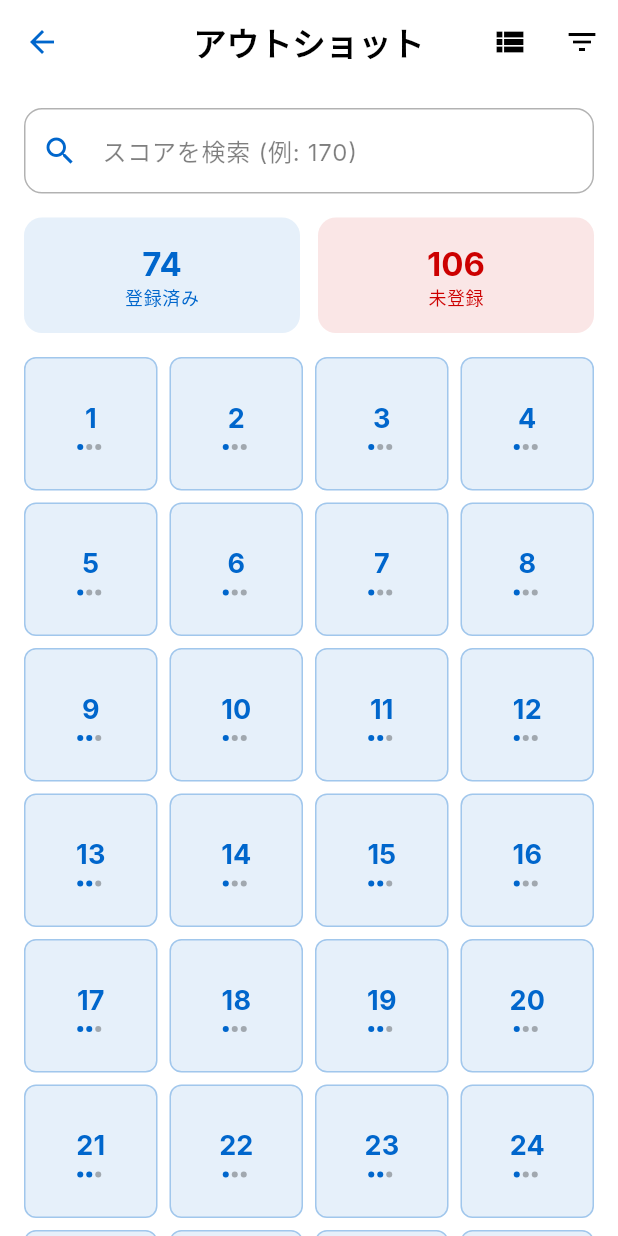
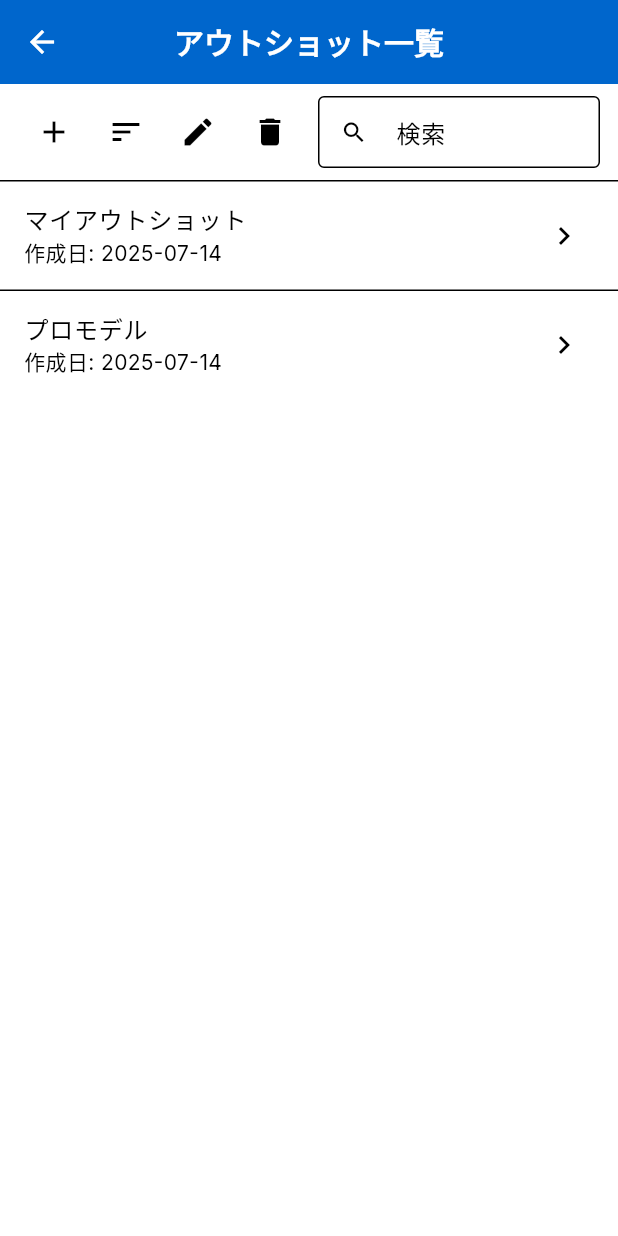
Before and after one commit to ken-ty/darts, a Flutter app: the screen it shows after launch, after a tap on "アウトショット", on a phone screen of 412 x 824 dp. Run offline on Flutter 3.47's test engine with Material 3 defaults, Android fonts, the phone set to English and light mode, and no system bars; our stand-ins replace fl_chart, google_fonts, hooks_riverpod, package_info_plus, shared_preferences; accounts and stored records are empty.

Commit message:
feat: アウトショット一覧を表示

```diff
--- /dev/null
+++ b/lib/models/outshot_set.dart
@@ -0,0 +1,31 @@
+import 'finish_combination.dart';
+
+class OutshotSet {
+  final String id;
+  final String name;
+  final List<FinishCombination> combinations;
+  final DateTime createdAt;
+
+  OutshotSet({
+    required this.id,
+    required this.name,
+    required this.combinations,
+    required this.createdAt,
+  });
+
+  Map<String, dynamic> toJson() => {
+    'id': id,
+    'name': name,
+    'combinations': combinations.map((c) => c.toJson()).toList(),
+    'createdAt': createdAt.toIso8601String(),
+  };
+
+  factory OutshotSet.fromJson(Map<String, dynamic> json) => OutshotSet(
+    id: json['id'],
+    name: json['name'],
+    combinations: (json['combinations'] as List)
+        .map((e) => FinishCombination.fromJson(e))
+        .toList(),
+    createdAt: DateTime.parse(json['createdAt']),
+  );
+}
--- a/lib/pages/home_page.dart
+++ b/lib/pages/home_page.dart
@@ -1,7 +1,7 @@
 import 'package:flutter/material.dart';
 import 'package:outshotx/services/user_service.dart';
 
-import 'outshot_page.dart';
+import 'outshot_list_page.dart';
 import 'practice_page.dart';
 import 'settings_page.dart';
 import 'statistics_page.dart';
@@ -214,17 +214,12 @@ class _DartsHomePageState extends State<DartsHomePage>
                           icon: Icons.grid_on,
                           color: Theme.of(context).colorScheme.primary,
                           onTap: () {
-                            if (currentUser != null) {
-                              Navigator.push(
-                                context,
-                                MaterialPageRoute(
-                                  builder: (context) =>
-                                      OutshotPage(user: currentUser),
-                                ),
-                              );
-                            } else {
-                              _showSelectUserDialog(context);
-                            }
+                            Navigator.push(
+                              context,
+                              MaterialPageRoute(
+                                builder: (context) => const OutshotListPage(),
+                              ),
+                            );
                           },
                         ),
                         _buildActionCard(
--- /dev/null
+++ b/lib/pages/outshot_list_page.dart
@@ -0,0 +1,130 @@
+import 'package:flutter/material.dart';
+
+import '../models/finish_combination.dart';
+import '../models/outshot_set.dart';
+import 'outshot_detail_page.dart'; // 後で作成
+
+class OutshotListPage extends StatelessWidget {
+  const OutshotListPage({super.key});
+
+  // 仮データ
+  List<OutshotSet> get dummySets => [
+    OutshotSet(
+      id: '1',
+      name: 'マイアウトショット',
+      combinations: List.generate(
+        180,
+        (i) => FinishCombination(
+          score: i + 1,
+          dartsNeeded: 3,
+          combination: ['T20', 'T20', 'D20'],
+          description: '例: 3本でフィニッシュ',
+        ),
+      ),
+      createdAt: DateTime.now(),
+    ),
+    OutshotSet(
+      id: '2',
+      name: 'プロモデル',
+      combinations: List.generate(
+        180,
+        (i) => FinishCombination(
+          score: i + 1,
+          dartsNeeded: 2,
+          combination: ['T19', 'D12'],
+          description: '例: プロの推奨ルート',
+        ),
+      ),
+      createdAt: DateTime.now(),
+    ),
+  ];
+
+  @override
+  Widget build(BuildContext context) {
+    return Scaffold(
+      appBar: AppBar(title: const Text('アウトショット一覧')),
+      body: Column(
+        children: [
+          Padding(
+            padding: const EdgeInsets.symmetric(horizontal: 12, vertical: 8),
+            child: Row(
+              children: [
+                IconButton(
+                  icon: const Icon(Icons.add),
+                  tooltip: '新規作成',
+                  onPressed: () {
+                    // TODO: 新規作成ダイアログ
+                  },
+                ),
+                IconButton(
+                  icon: const Icon(Icons.sort),
+                  tooltip: '並び替え',
+                  onPressed: () {
+                    // TODO: 並び替え処理
+                  },
+                ),
+                IconButton(
+                  icon: const Icon(Icons.edit),
+                  tooltip: '編集',
+                  onPressed: () {
+                    // TODO: 編集モード
+                  },
+                ),
+                IconButton(
+                  icon: const Icon(Icons.delete),
+                  tooltip: '削除',
+                  onPressed: () {
+                    // TODO: 削除モード
+                  },
+                ),
+                const SizedBox(width: 8),
+                Expanded(
+                  child: TextField(
+                    decoration: const InputDecoration(
+                      hintText: '検索',
+                      prefixIcon: Icon(Icons.search),
+                      isDense: true,
+                      border: OutlineInputBorder(),
+                      contentPadding: EdgeInsets.symmetric(
+                        vertical: 0,
+                        horizontal: 8,
+                      ),
+                    ),
+                    onChanged: (value) {
+                      // TODO: 検索フィルタリング
+                    },
+                  ),
+                ),
+              ],
+            ),
+          ),
+          const Divider(height: 1),
+          Expanded(
+            child: ListView.separated(
+              itemCount: dummySets.length,
+              separatorBuilder: (_, __) => const Divider(height: 1),
+              itemBuilder: (context, index) {
+                final set = dummySets[index];
+                return ListTile(
+                  title: Text(set.name),
+                  subtitle: Text(
+                    '作成日: ${set.createdAt.toLocal().toString().split(" ")[0]}',
+                  ),
+                  trailing: const Icon(Icons.chevron_right),
+                  onTap: () {
+                    Navigator.push(
+                      context,
+                      MaterialPageRoute(
+                        builder: (_) => OutshotDetailPage(outshotSet: set),
+                      ),
+                    );
+                  },
+                );
+              },
+            ),
+          ),
+        ],
+      ),
+    );
+  }
+}
```
Also changed, not shown: lib/pages/outshot_detail_page.dart (added, +51 -0 lines).
